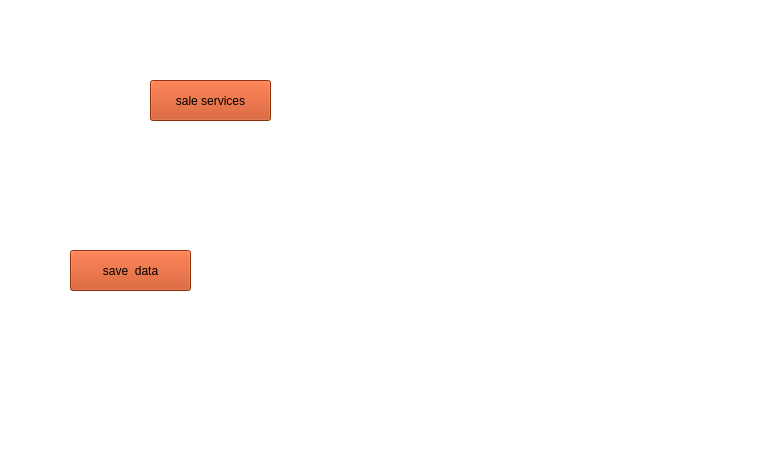
This is app.ui in zolfaShefreie/carpet_factory as Qt 5 draws it before an edit. The edited form follows.
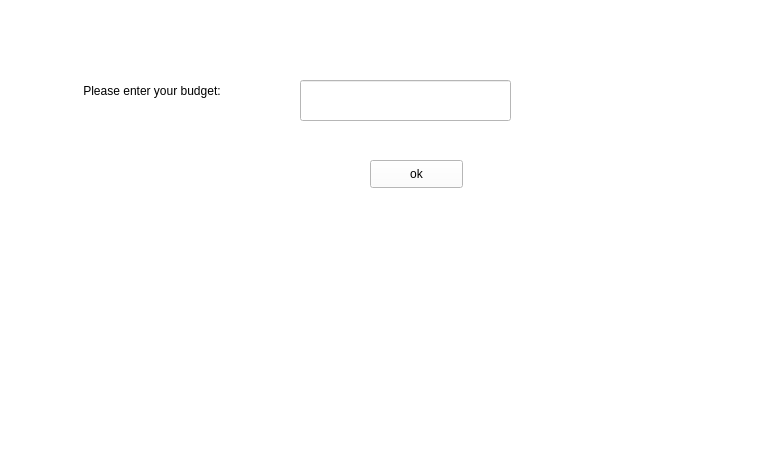
This is the edited form. The open tabs and pages were chosen to show the change. Icons and pictures are not drawn.

Commit message: add a page to app

The edit to the form file:
```diff
--- a/app.ui
+++ b/app.ui
@@ -20,7 +20,7 @@
    <property name="geometry">
     <rect>
      <x>0</x>
-     <y>0</y>
+     <y>10</y>
      <width>781</width>
      <height>451</height>
     </rect>
@@ -621,6 +621,72 @@
      </property>
     </widget>
    </widget>
+   <widget class="QWidget" name="page_8">
+    <widget class="QLabel" name="label_17">
+     <property name="geometry">
+      <rect>
+       <x>80</x>
+       <y>60</y>
+       <width>171</width>
+       <height>41</height>
+      </rect>
+     </property>
+     <property name="text">
+      <string> Please enter your budget:</string>
+     </property>
+    </widget>
+    <widget class="QLineEdit" name="lineEdit_4">
+     <property name="geometry">
+      <rect>
+       <x>300</x>
+       <y>70</y>
+       <width>211</width>
+       <height>41</height>
+      </rect>
+     </property>
+    </widget>
+    <widget class="QPushButton" name="pushButton_8">
+     <property name="geometry">
+      <rect>
+       <x>370</x>
+       <y>150</y>
+       <width>93</width>
+       <height>28</height>
+      </rect>
+     </property>
+     <property name="text">
+      <string>ok</string>
+     </property>
+    </widget>
+   </widget>
+   <widget class="QWidget" name="page_9">
+    <widget class="QLabel" name="label_18">
+     <property name="geometry">
+      <rect>
+       <x>140</x>
+       <y>20</y>
+       <width>521</width>
+       <height>231</height>
+      </rect>
+     </property>
+     <property name="text">
+      <string/>
+     </property>
+    </widget>
+    <widget class="QPushButton" name="pushButton_9">
+     <property name="geometry">
+      <rect>
+       <x>350</x>
+       <y>360</y>
+       <width>93</width>
+       <height>28</height>
+      </rect>
+     </property>
+     <property name="text">
+      <string>ok</string>
+     </property>
+    </widget>
+   </widget>
   </widget>
  </widget>
  <resources/>
```
Left out of the diff: 2 changed lines with no effect on the pictures. The commit also changes 5 other files.
